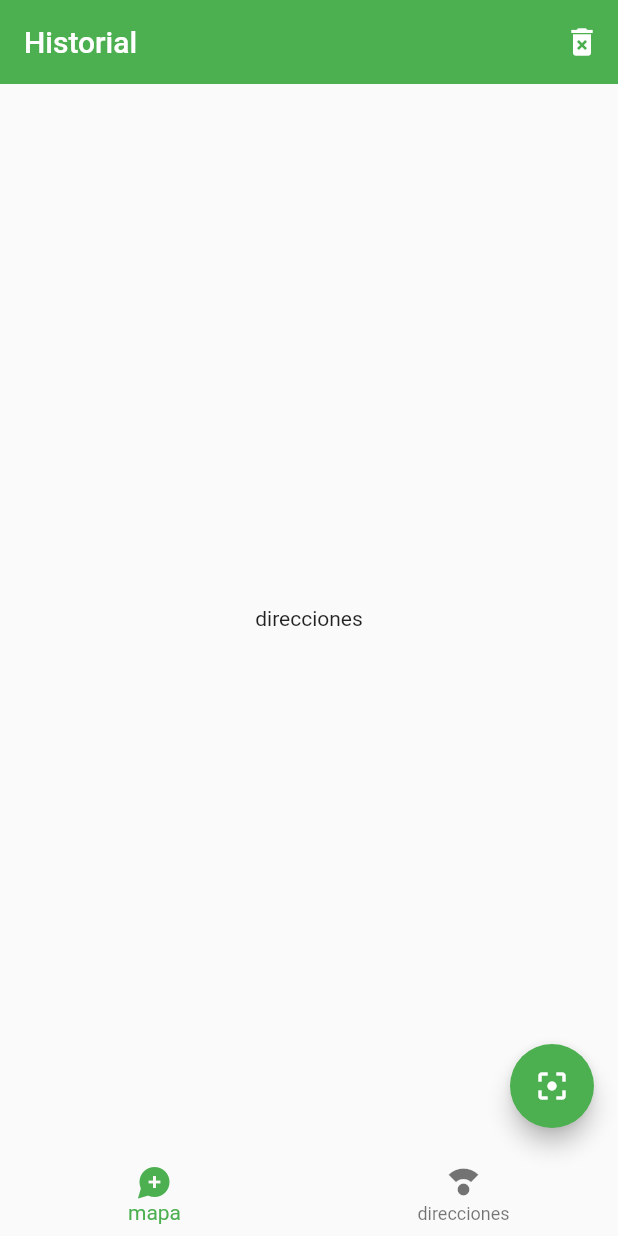
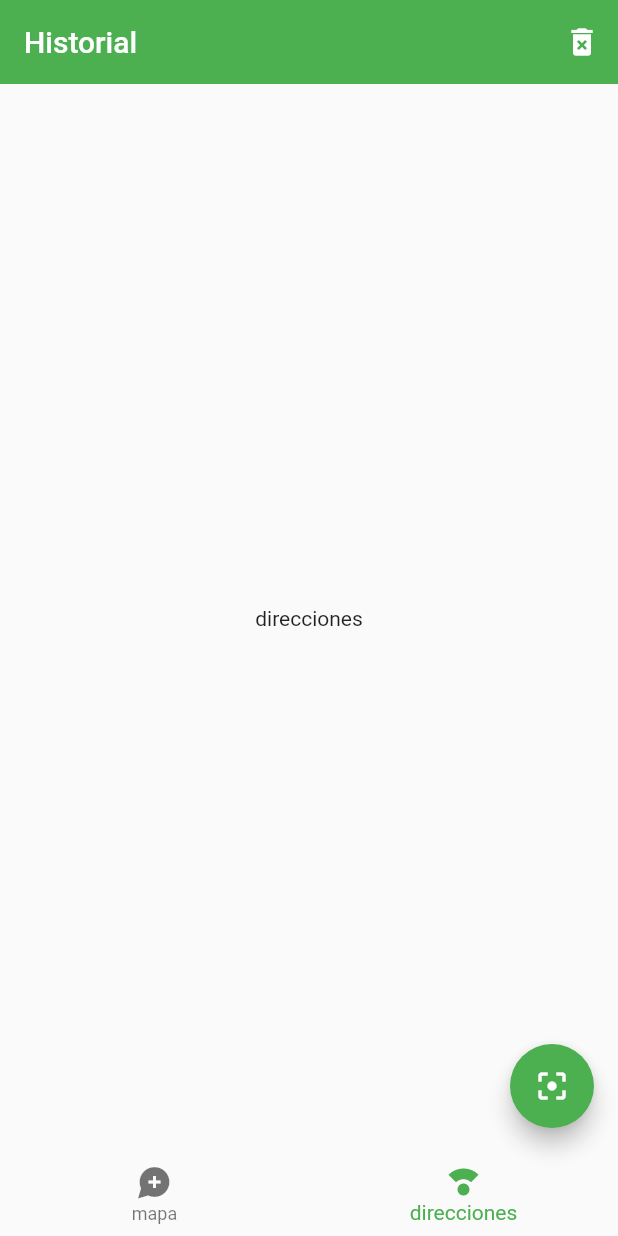
Before and after one commit to ricklegac/flutter, a Flutter app: the screen it shows after launch, on a phone screen of 412 x 824 dp. Run offline on Flutter 3.47's test engine with Material 2 defaults, Android fonts, the phone set to English and light mode, and no system bars; our stand-ins replace card_swiper.

```diff
--- a/qrreader/lib/pages/home_page.dart
+++ b/qrreader/lib/pages/home_page.dart
@@ -20,9 +20,25 @@ class HomePage extends StatelessWidget {
         ],
 
       ),
-      body: const DireccionesPage(),
+      body: _BodyPage(),
       bottomNavigationBar: const CustomNavigationBar(),
       floatingActionButton: const ScanBottom(),
     );
   }
 }
+class _BodyPage extends StatelessWidget {
+
+
+  @override
+  Widget build(BuildContext context) {
+    final currentindex =1;
+    switch(currentindex){
+      case 0:
+        return MapasPage();
+      case 1:
+        return DireccionesPage();
+      default:
+        return MapasPage();
+    }
+  }
+}
--- a/qrreader/lib/widgets/custom_nav_bar.dart
+++ b/qrreader/lib/widgets/custom_nav_bar.dart
@@ -4,7 +4,9 @@ class CustomNavigationBar extends StatelessWidget {
 
   @override
   Widget build(BuildContext context) {
+    final currrentIndex = 1;
     return BottomNavigationBar(
+      currentIndex: currrentIndex,
       elevation: 0,
       items: const [
         BottomNavigationBarItem(
--- a/qrreader/pubspec.yaml
+++ b/qrreader/pubspec.yaml
@@ -39,6 +39,7 @@ dependencies:
 dev_dependencies:
   flutter_test:
     sdk: flutter
+  provider: ^6.0.5
 
   # The "flutter_lints" package below contains a set of recommended lints to
   # encourage good coding practices. The lint set provided by the package is
```
Also changed, not shown: qrreader/pubspec.lock.
